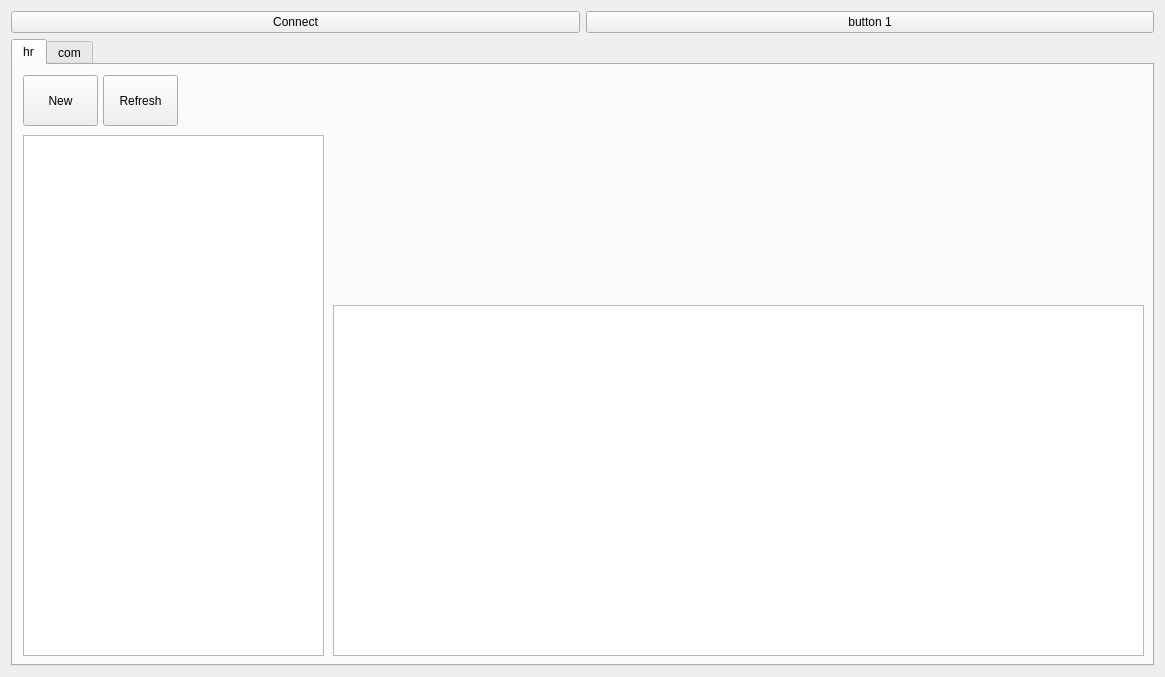
Hyuntae-Lee/HRM, file mainwindow.ui: the form before one commit.
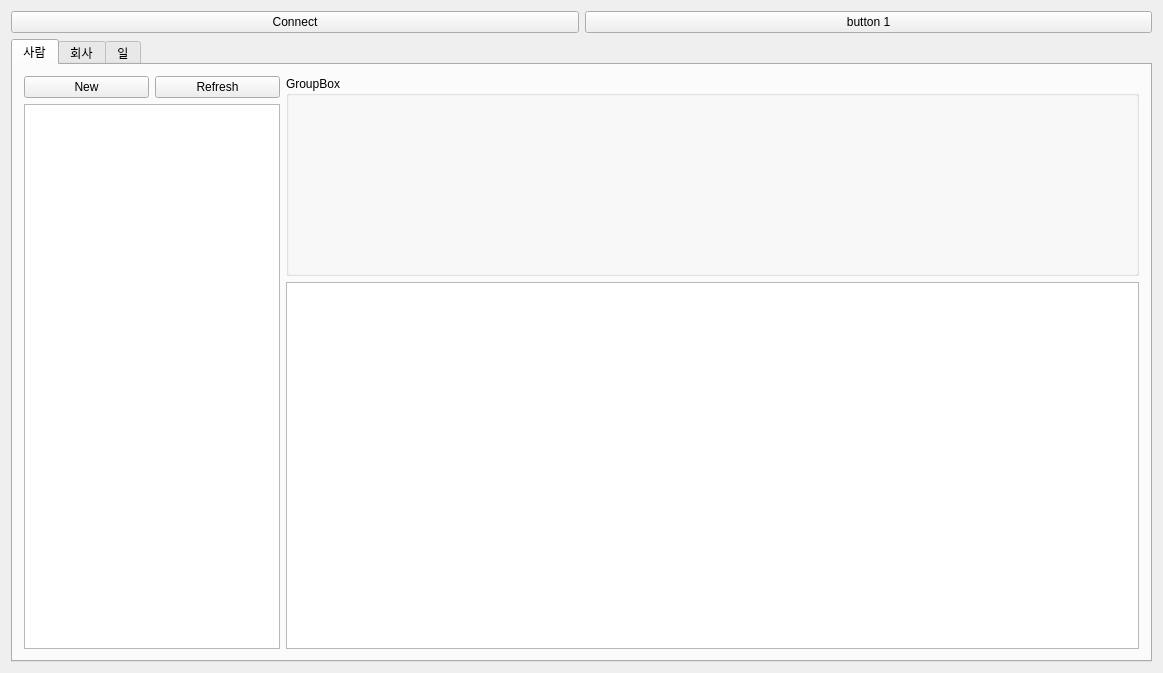
The form after the commit.

Patch:
```diff
--- a/mainwindow.ui
+++ b/mainwindow.ui
@@ -6,10 +6,16 @@
    <rect>
     <x>0</x>
     <y>0</y>
-    <width>1165</width>
-    <height>677</height>
+    <width>1163</width>
+    <height>673</height>
    </rect>
   </property>
+  <property name="sizePolicy">
+   <sizepolicy hsizetype="Maximum" vsizetype="Minimum">
+    <horstretch>0</horstretch>
+    <verstretch>0</verstretch>
+   </sizepolicy>
+  </property>
   <property name="windowTitle">
    <string>MainWindow</string>
   </property>
@@ -35,63 +41,89 @@
     </item>
     <item>
      <widget class="QTabWidget" name="tabWidget_main">
+      <property name="tabShape">
+       <enum>QTabWidget::Rounded</enum>
+      </property>
       <property name="currentIndex">
        <number>0</number>
       </property>
       <widget class="QWidget" name="tab_hr">
        <attribute name="title">
-        <string>hr</string>
+        <string>사람</string>
        </attribute>
-       <widget class="QListView" name="listView_hr">
-        <property name="geometry">
-         <rect>
-          <x>10</x>
-          <y>70</y>
-          <width>301</width>
-          <height>521</height>
-         </rect>
-        </property>
-       </widget>
-       <widget class="QPushButton" name="pushButton_newHR">
-        <property name="geometry">
-         <rect>
-          <x>10</x>
-          <y>10</y>
-          <width>75</width>
-          <height>51</height>
-         </rect>
-        </property>
-        <property name="text">
-         <string>New</string>
-        </property>
-       </widget>
-       <widget class="QPushButton" name="pushButton_refreshHR">
-        <property name="geometry">
-         <rect>
-          <x>90</x>
-          <y>10</y>
-          <width>75</width>
-          <height>51</height>
-         </rect>
-        </property>
-        <property name="text">
-         <string>Refresh</string>
-        </property>
-       </widget>
-       <widget class="QListView" name="listView_history">
-        <property name="geometry">
-         <rect>
-          <x>320</x>
-          <y>240</y>
-          <width>811</width>
-          <height>351</height>
-         </rect>
-        </property>
-       </widget>
+       <layout class="QHBoxLayout" name="horizontalLayout_2">
+        <item>
+         <layout class="QVBoxLayout" name="verticalLayout_3">
+          <item>
+           <layout class="QHBoxLayout" name="horizontalLayout_3">
+            <item>
+             <widget class="QPushButton" name="pushButton_newHR">
+              <property name="text">
+               <string>New</string>
+              </property>
+             </widget>
+            </item>
+            <item>
+             <widget class="QPushButton" name="pushButton_refreshHR">
+              <property name="text">
+               <string>Refresh</string>
+              </property>
+             </widget>
+            </item>
+           </layout>
+          </item>
+          <item>
+           <widget class="QListView" name="listView_hr">
+            <property name="sizePolicy">
+             <sizepolicy hsizetype="Fixed" vsizetype="Expanding">
+              <horstretch>0</horstretch>
+              <verstretch>0</verstretch>
+             </sizepolicy>
+            </property>
+           </widget>
+          </item>
+         </layout>
+        </item>
+        <item>
+         <layout class="QVBoxLayout" name="verticalLayout_4">
+          <item>
+           <layout class="QHBoxLayout" name="horizontalLayout_4">
+            <item>
+             <widget class="QGroupBox" name="groupBox">
+              <property name="sizePolicy">
+               <sizepolicy hsizetype="Preferred" vsizetype="Fixed">
+                <horstretch>0</horstretch>
+                <verstretch>0</verstretch>
+               </sizepolicy>
+              </property>
+              <property name="minimumSize">
+               <size>
+                <width>0</width>
+                <height>200</height>
+               </size>
+              </property>
+              <property name="title">
+               <string>GroupBox</string>
+              </property>
+             </widget>
+            </item>
+           </layout>
+          </item>
+          <item>
+           <widget class="QListView" name="listView_history"/>
+          </item>
+         </layout>
+        </item>
+       </layout>
       </widget>
       <widget class="QWidget" name="tab_company">
        <attribute name="title">
-        <string>com</string>
+        <string>회사</string>
+       </attribute>
+      </widget>
+      <widget class="QWidget" name="tab_work">
+       <attribute name="title">
+        <string>일</string>
        </attribute>
       </widget>
      </widget>
```
Left out of the diff: 2 changed lines with no effect on the pictures.
